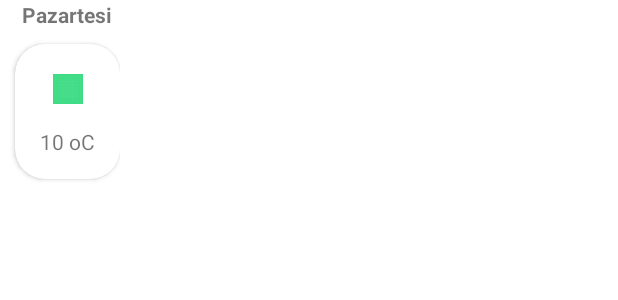
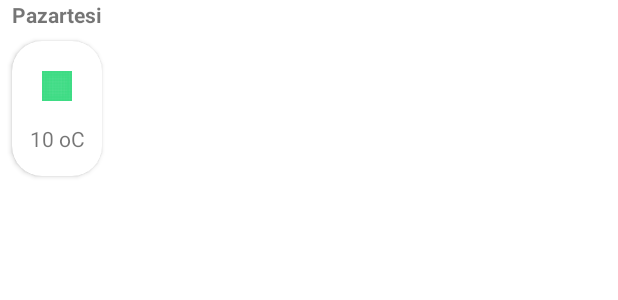
Before and after one commit to edoo37/WeatherForecast, an Android app: the layout weather_items_layout.xml on its own in the app's theme, with its tools: preview values and no code run, on a phone screen of 412 x 824 dp. Shown: the top 300 px of the screen. Run offline under Robolectric (Android 15) with nearby library versions, the phone set to English and light mode, and no system bars.

Commit message:
no message

```diff
--- a/app/src/main/java/com/yasinsenel/weatherforecast/service/WeatherAPI.kt
+++ b/app/src/main/java/com/yasinsenel/weatherforecast/service/WeatherAPI.kt
@@ -6,6 +6,6 @@ import retrofit2.http.Query
 
 interface WeatherAPI {
 
-    @GET("forecast.json?key=8230a509c28546efbe6220602230201&days=5&aqi=yes&alerts=yes")
+    @GET("forecast.json?key=b2747aaa89044cd883a124318232001&days=5&aqi=yes&alerts=yes")
     suspend fun getData(@Query("q") cityName : String?) : WeatherResponseModel
 }
--- a/app/src/main/java/com/yasinsenel/weatherforecast/MainScreenFragment.kt
+++ b/app/src/main/java/com/yasinsenel/weatherforecast/view/fragment/MainScreenFragment.kt
@@ -1,4 +1,4 @@
-package com.yasinsenel.weatherforecast
+package com.yasinsenel.weatherforecast.view.fragment
 
 import android.os.Bundle
 import android.view.LayoutInflater
@@ -11,13 +11,13 @@ import androidx.navigation.Navigation
 import androidx.recyclerview.widget.LinearLayoutManager
 import com.bumptech.glide.Glide
 import com.orhanobut.hawk.Hawk
+import com.yasinsenel.weatherforecast.R
 import com.yasinsenel.weatherforecast.adapter.WeatherAdapter
 import com.yasinsenel.weatherforecast.databinding.FragmentMainScreenBinding
 import com.yasinsenel.weatherforecast.model.Forecastday
 import com.yasinsenel.weatherforecast.model.WeatherResponseModel
 import com.yasinsenel.weatherforecast.viewmodel.WeatherViewModel
 import dagger.hilt.android.AndroidEntryPoint
-import java.text.ParseException
 import java.text.SimpleDateFormat
 import java.util.*
 import kotlin.collections.ArrayList
--- a/app/src/main/java/com/yasinsenel/weatherforecast/SearchFragment.kt
+++ b/app/src/main/java/com/yasinsenel/weatherforecast/view/fragment/SearchFragment.kt
@@ -1,13 +1,13 @@
-package com.yasinsenel.weatherforecast
+package com.yasinsenel.weatherforecast.view.fragment
 
 import android.os.Bundle
-import android.provider.MediaStore.Images
 import android.view.LayoutInflater
 import android.view.View
 import android.view.ViewGroup
 import androidx.fragment.app.Fragment
 import androidx.navigation.Navigation
 import com.orhanobut.hawk.Hawk
+import com.yasinsenel.weatherforecast.R
 import com.yasinsenel.weatherforecast.databinding.FragmentSearchBinding
 import kotlin.random.Random
 
--- a/app/src/main/res/layout/fragment_main_screen.xml
+++ b/app/src/main/res/layout/fragment_main_screen.xml
@@ -7,7 +7,7 @@
     android:layout_width="match_parent"
     android:layout_height="match_parent"
     android:background="@drawable/weather_background"
-    tools:context=".MainScreenFragment">
+    tools:context=".view.fragment.MainScreenFragment">
 
     <androidx.constraintlayout.widget.ConstraintLayout
         android:layout_width="match_parent"
--- a/app/src/main/res/layout/fragment_search.xml
+++ b/app/src/main/res/layout/fragment_search.xml
@@ -4,7 +4,7 @@
     xmlns:tools="http://schemas.android.com/tools"
     android:layout_width="match_parent"
     android:layout_height="match_parent"
-    tools:context=".SearchFragment">
+    tools:context=".view.fragment.SearchFragment">
 
 
     <EditText
--- a/app/src/main/res/layout/weather_items_layout.xml
+++ b/app/src/main/res/layout/weather_items_layout.xml
@@ -16,14 +16,15 @@
 
     <androidx.cardview.widget.CardView
         android:id="@+id/cardView"
+        android:layout_width="60dp"
+        android:layout_height="90dp"
+        android:layout_margin="8dp"
         android:elevation="8dp"
-        android:layout_width="70dp"
-        android:layout_height="90dp"
         app:cardCornerRadius="20dp"
-        android:layout_margin="10dp"
-        app:layout_constraintTop_toBottomOf="@id/tv_day"
+        app:layout_constraintBottom_toBottomOf="parent"
+        app:layout_constraintEnd_toEndOf="parent"
         app:layout_constraintStart_toStartOf="parent"
-        app:layout_constraintBottom_toBottomOf="parent">
+        app:layout_constraintTop_toBottomOf="@id/tv_day">
 
         <androidx.constraintlayout.widget.ConstraintLayout
             android:layout_width="match_parent"
@@ -34,23 +35,23 @@
                 android:layout_width="20dp"
                 android:layout_height="20dp"
                 android:layout_marginTop="20dp"
+                android:src="@drawable/ic_launcher_background"
+                app:layout_constraintEnd_toEndOf="parent"
                 app:layout_constraintStart_toStartOf="parent"
-                app:layout_constraintEnd_toEndOf="parent"
-                app:layout_constraintTop_toTopOf="parent"
-                android:src="@drawable/ic_launcher_background" />
+                app:layout_constraintTop_toTopOf="parent" />
 
             <TextView
                 android:id="@+id/tv_current_temp"
                 android:layout_width="wrap_content"
                 android:layout_height="wrap_content"
+                android:layout_margin="10dp"
                 android:text="10 oC"
-                android:layout_margin="10dp"
-                app:layout_constraintTop_toBottomOf="@id/iv_weather"
+                app:layout_constraintBottom_toBottomOf="parent"
+                app:layout_constraintEnd_toEndOf="parent"
                 app:layout_constraintStart_toStartOf="parent
-"               app:layout_constraintEnd_toEndOf="parent"
-                app:layout_constraintBottom_toBottomOf="parent"/>
+"
+                app:layout_constraintTop_toBottomOf="@id/iv_weather" />
         </androidx.constraintlayout.widget.ConstraintLayout>
-
 
 
     </androidx.cardview.widget.CardView>
--- a/app/src/main/res/navigation/nav_graph.xml
+++ b/app/src/main/res/navigation/nav_graph.xml
@@ -7,7 +7,7 @@
 
     <fragment
         android:id="@+id/mainScreenFragment"
-        android:name="com.yasinsenel.weatherforecast.MainScreenFragment"
+        android:name="com.yasinsenel.weatherforecast.view.fragment.MainScreenFragment"
         android:label="fragment_main_screen"
         tools:layout="@layout/fragment_main_screen" >
         <action
@@ -16,7 +16,7 @@
     </fragment>
     <fragment
         android:id="@+id/searchFragment"
-        android:name="com.yasinsenel.weatherforecast.SearchFragment"
+        android:name="com.yasinsenel.weatherforecast.view.fragment.SearchFragment"
         android:label="fragment_search"
         tools:layout="@layout/fragment_search" >
         <action
```
